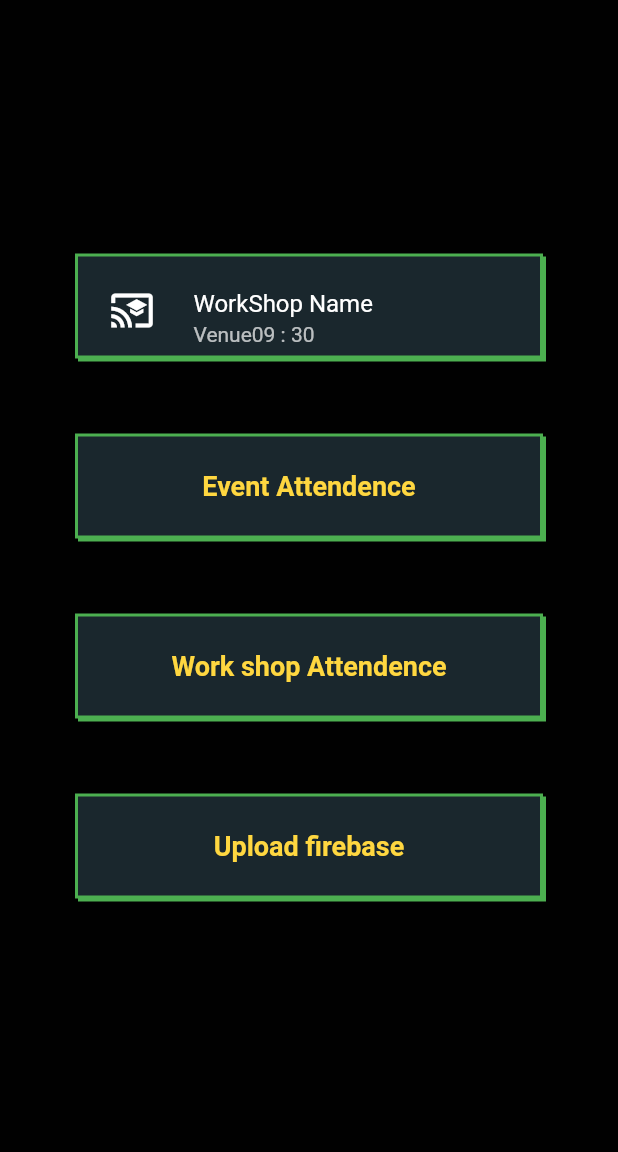
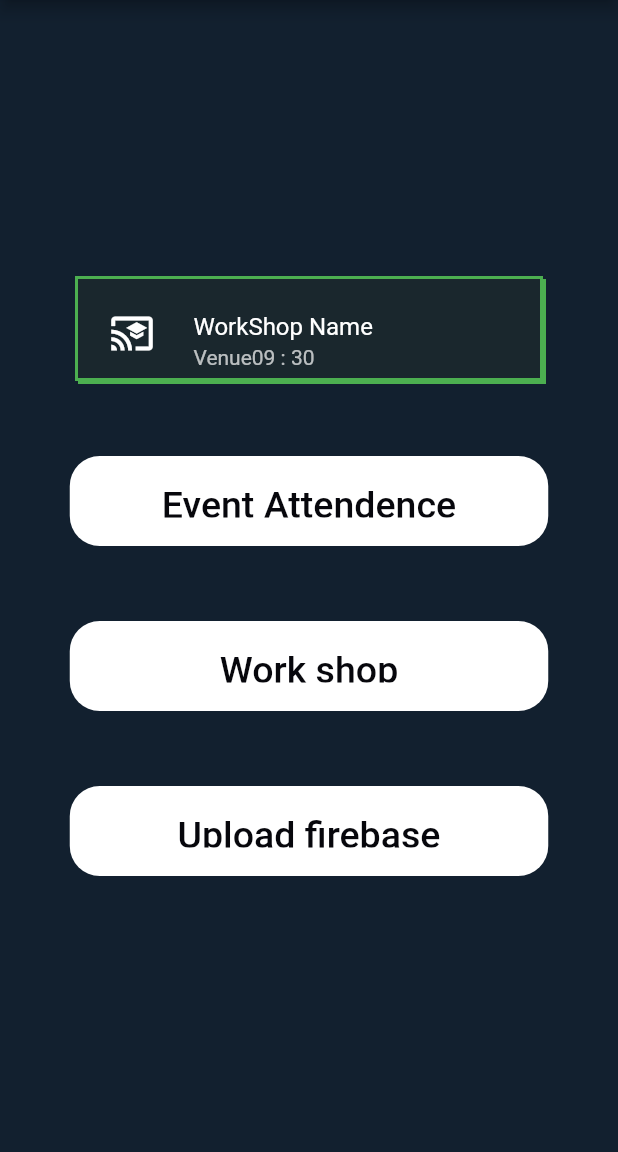
Before and after one commit to sreenath-kp/IEDC-Summit23-Admin, a Flutter app: the screen it shows after launch, on a phone screen of 412 x 824 dp, the part 84-1236 px from its top. Run offline on Flutter 3.47's test engine with Material 2 defaults, Android fonts, the phone set to English and light mode, and no system bars; our stand-ins replace cloud_firestore, firebase_core, flutter_riverpod; missing offline and left inert: mobile_scanner; accounts and stored records are empty; Roboto replaces fonts that are missing (DM Sans).

Commit message:
changed the homeButton

```diff
--- a/lib/components/home_button.dart
+++ b/lib/components/home_button.dart
@@ -1,5 +1,4 @@
 import 'package:flutter/material.dart';
-import 'package:summit_admin_app/theme/pallete.dart';
 
 class HomeButton extends StatelessWidget {
   final String title;
@@ -8,20 +7,23 @@ class HomeButton extends StatelessWidget {
 
   @override
   Widget build(BuildContext context) {
-    return Container(
-      margin: const EdgeInsets.symmetric(horizontal: 30),
-      width: double.infinity,
-      height: 70,
-      padding: const EdgeInsets.symmetric(horizontal: 10, vertical: 5),
-      decoration: BoxDecoration(
-        color: Pallete.greyColor,
-        border: Border.all(
-          color: Colors.green,
-          width: 2,
+    return Column(
+      children: [
+        Container(
+          width: 319,
+          height: 60,
+          padding: const EdgeInsets.only(
+            top: 10,
+            left: 31,
+            right: 31,
+            bottom: 11,
           ),
-        boxShadow: const <BoxShadow>[
-          BoxShadow(color: Colors.green, offset: Offset(2, 2))
-        ],
+          clipBehavior: Clip.antiAlias,
+          decoration: ShapeDecoration(
+            color: Colors.white,
+            shape: RoundedRectangleBorder(
+              borderRadius: BorderRadius.circular(20),
+            ),
           ),
           child: TextButton(
             onPressed: func,
@@ -29,12 +31,55 @@ class HomeButton extends StatelessWidget {
               title,
               textAlign: TextAlign.center,
               style: const TextStyle(
-            color: Colors.amberAccent,
-            fontWeight: FontWeight.bold,
-            fontSize: 18,
+                color: Color(0xFF07070C),
+                fontSize: 25,
+                fontFamily: 'DM Sans',
+                fontWeight: FontWeight.w500,
+                height: 0,
               ),
             ),
           ),
+        ),
+      ],
     );
   }
 }
+
+// class Frame2 extends StatelessWidget {
+//   @override
+//   Widget build(BuildContext context) {
+//     return Column(
+//       children: [
+//         Container(
+//           width: 319,
+//           height: 60,
+//           padding: const EdgeInsets.only(
+//             top: 10,
+//             left: 31,
+//             right: 31,
+//             bottom: 11,
+//           ),
+//           clipBehavior: Clip.antiAlias,
+//           decoration: ShapeDecoration(
+//             color: Colors.white,
+//             shape: RoundedRectangleBorder(
+//               borderRadius: BorderRadius.circular(20),
+//             ),
+//           ),
+//           child: TextButton(
+//             onPressed: func,
+//             child: Text(
+//               title,
+//               textAlign: TextAlign.center,
+//               style: const TextStyle(
+//                 color: Colors.amberAccent,
+//                 fontWeight: FontWeight.bold,
+//                 fontSize: 18,
+//               ),
+//             ),
+//           ),
+//         ),
+//       ],
+//     );
+//   }
+// }
--- a/lib/theme/pallete.dart
+++ b/lib/theme/pallete.dart
@@ -11,7 +11,7 @@ class Pallete {
 
   // Themes
   static var darkModeAppTheme = ThemeData.dark().copyWith(
-    scaffoldBackgroundColor: blackColor,
+    scaffoldBackgroundColor: const Color.fromARGB(255, 18, 32, 47),
     cardColor: greyColor,
     appBarTheme: const AppBarTheme(
       backgroundColor: drawerColor,
```
Lines whose indentation alone changed are shown as unchanged.
